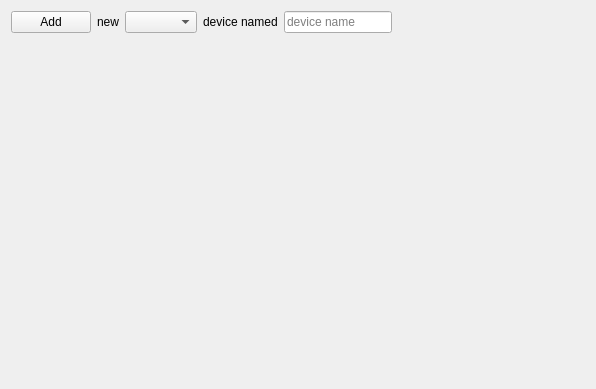
Old version of the form condetrol/condetrol/experiment_viewer/config_editor/devices_editor/devices_editor.ui in the repository light-scattering-iogs/caqtus.
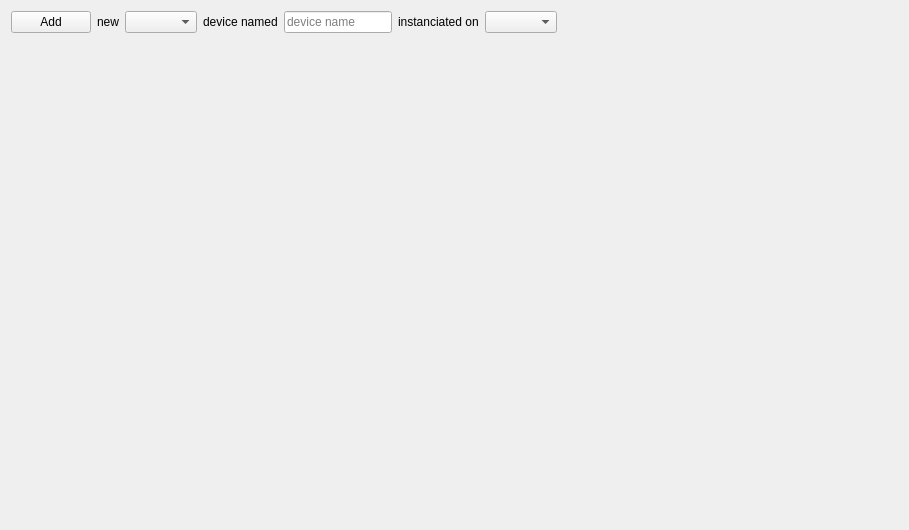
New version of the form.

Commit message: Add new device configuration tab

Diff of the .ui file:
```diff
--- a/condetrol/condetrol/experiment_viewer/config_editor/devices_editor/devices_editor.ui
+++ b/condetrol/condetrol/experiment_viewer/config_editor/devices_editor/devices_editor.ui
@@ -6,8 +6,8 @@
    <rect>
     <x>0</x>
     <y>0</y>
-    <width>596</width>
-    <height>389</height>
+    <width>909</width>
+    <height>530</height>
    </rect>
   </property>
   <property name="windowTitle">
@@ -17,7 +17,7 @@
    <item>
     <layout class="QVBoxLayout" name="verticalLayout">
      <item>
-      <layout class="QHBoxLayout" name="horizontalLayout" stretch="0,0,0,0,0,1">
+      <layout class="QHBoxLayout" name="horizontalLayout" stretch="0,0,0,0,0,0,0,1">
        <item>
         <widget class="QPushButton" name="add_button">
          <property name="text">
@@ -49,6 +49,16 @@
          </property>
         </widget>
        </item>
+       <item>
+        <widget class="QLabel" name="label_3">
+         <property name="text">
+          <string>instanciated on</string>
+         </property>
+        </widget>
+       </item>
+       <item>
+        <widget class="QComboBox" name="remote_server_combobox"/>
+       </item>
        <item>
         <spacer name="horizontalSpacer">
          <property name="orientation">
```
The commit also changes 14 other files.
